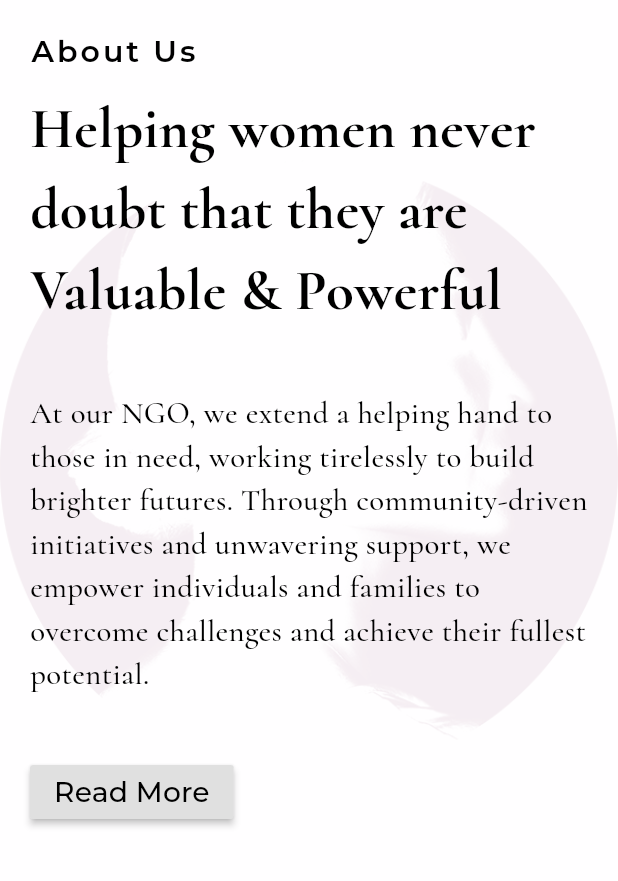
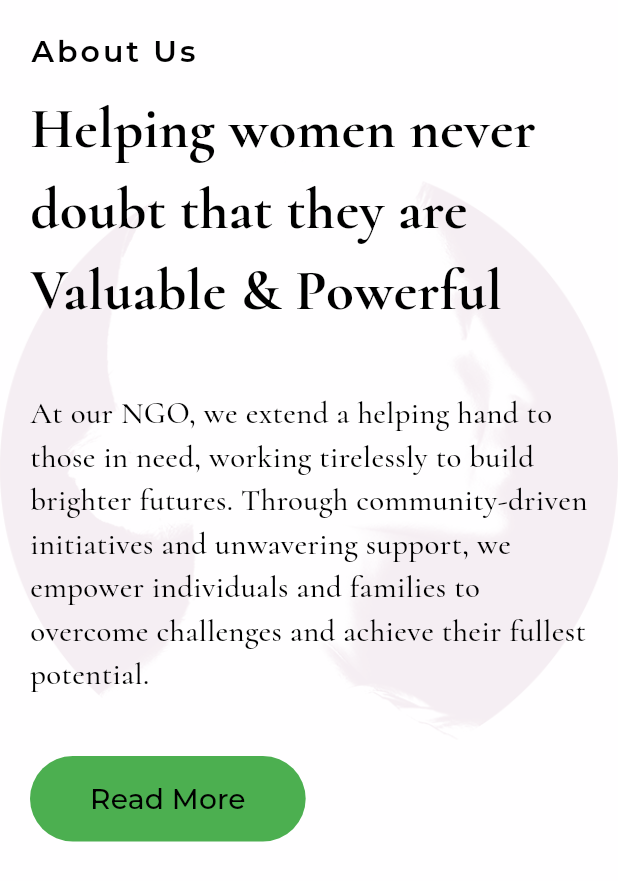
Before and after one commit to ubaid2426/Sadqazakaat-App, a Flutter app: the About widget shown alone on an empty page, opened directly, on a phone screen of 412 x 824 dp. Shown: the top 881 px of the screen. Run offline on Flutter 3.47's test engine with Material 3 defaults, Android fonts, the phone set to English and light mode, and no system bars; our stand-ins replace carousel_slider, font_awesome_flutter; project files that could hold a hidden picture were left out.

Commit message:
error remove

```diff
--- a/lib/Screen/Screen1.dart
+++ b/lib/Screen/Screen1.dart
@@ -236,7 +236,7 @@ class About extends StatelessWidget {
                       textAlign: TextAlign.start,
                     ),
                     const SizedBox(height: 40),
-                    RaisedButton(
+                    TextButton(
                       onPressed: () {
                         // Handle Donate button press
                       },
```
